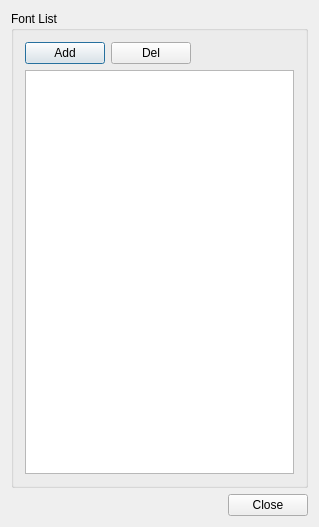
This is kvmrt2_media_editor/fontpool.ui in gyongchae/MediaEditor as Qt 5 draws it before an edit. The edited form follows.
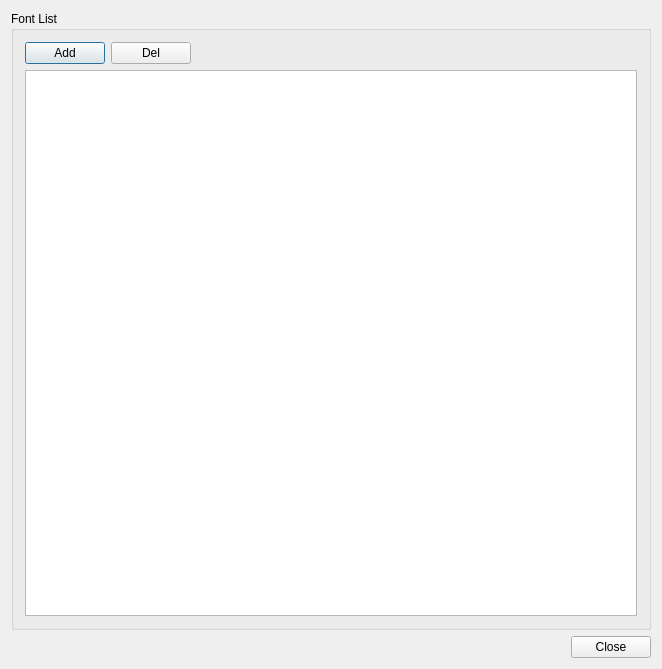
This is the edited form.

Diff of the .ui file:
```diff
--- a/kvmrt2_media_editor/fontpool.ui
+++ b/kvmrt2_media_editor/fontpool.ui
@@ -6,8 +6,8 @@
    <rect>
     <x>0</x>
     <y>0</y>
-    <width>319</width>
-    <height>527</height>
+    <width>662</width>
+    <height>669</height>
    </rect>
   </property>
   <property name="windowTitle">
```
